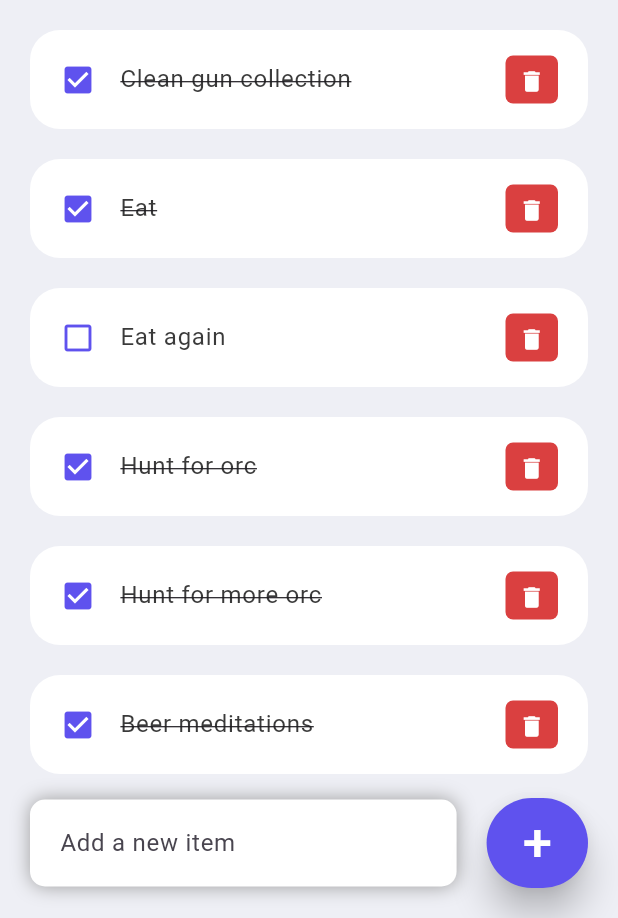
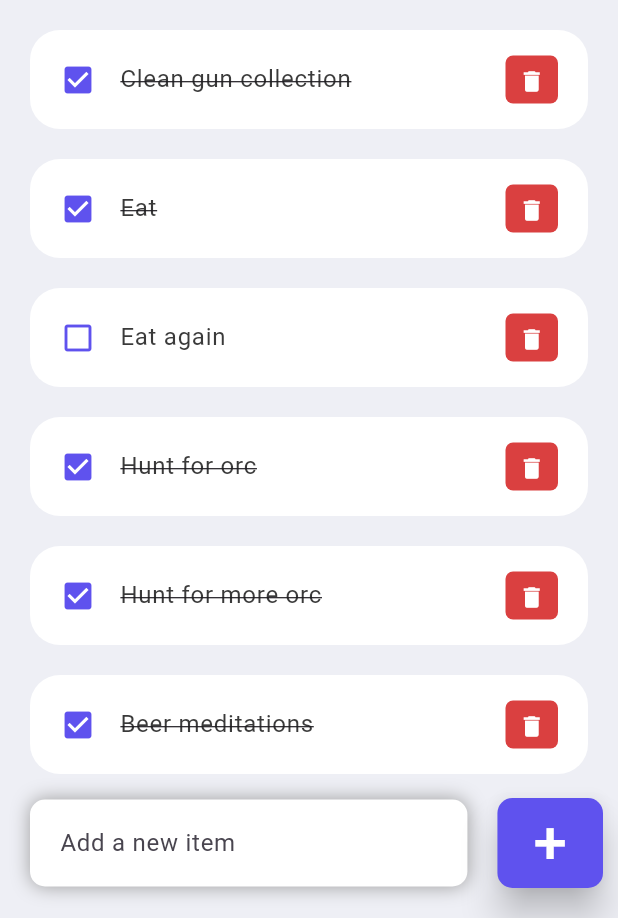
Before and after one commit to myemfar/Flutter_todo, a Flutter app: the screen it shows after launch, on a phone screen of 412 x 824 dp, the part 318-1236 px from its top. Run offline on Flutter 3.47's test engine with Material 3 defaults, Android fonts, the phone set to English and light mode, and no system bars.

```diff
--- a/todo_app/lib/screens/home.dart
+++ b/todo_app/lib/screens/home.dart
@@ -47,7 +47,8 @@ class Home extends StatelessWidget {
           ),
           Align(
             alignment: Alignment.bottomCenter,
-            child: Row(children: [
+            child: Row(
+              children: [
               Expanded(
                 child: Container(
                   margin: EdgeInsets.only(
@@ -58,7 +59,8 @@ class Home extends StatelessWidget {
                   padding: EdgeInsets.symmetric(horizontal: 20,vertical: 5),
                   decoration: BoxDecoration(
                     color: Colors.white,
-                    boxShadow: const [BoxShadow(
+                    boxShadow: const [
+                      BoxShadow(
                       color: Colors.grey,
                       offset: Offset(0.0, 0.0),
                       blurRadius: 10.0,
@@ -77,16 +79,19 @@ class Home extends StatelessWidget {
               Container(
                 margin: EdgeInsets.only(
                   bottom: 20,
-                  right: 20,
+                  right: 10,
                 ),
                 child: ElevatedButton(
-                  child: Text('+', style: TextStyle(fontSize: 35,), ),
+                  child: Text('+', style: TextStyle(fontSize: 40,), ),
                   onPressed: () {},
                   style: ElevatedButton.styleFrom(
                     backgroundColor: tdBlue,
                     foregroundColor: Colors.white,
                     minimumSize: Size(60, 60),
                     elevation: 10,
+                    shape: RoundedRectangleBorder(
+                      borderRadius: BorderRadius.circular(10)
+                    )
                   ),
                 ),
               ),
```
